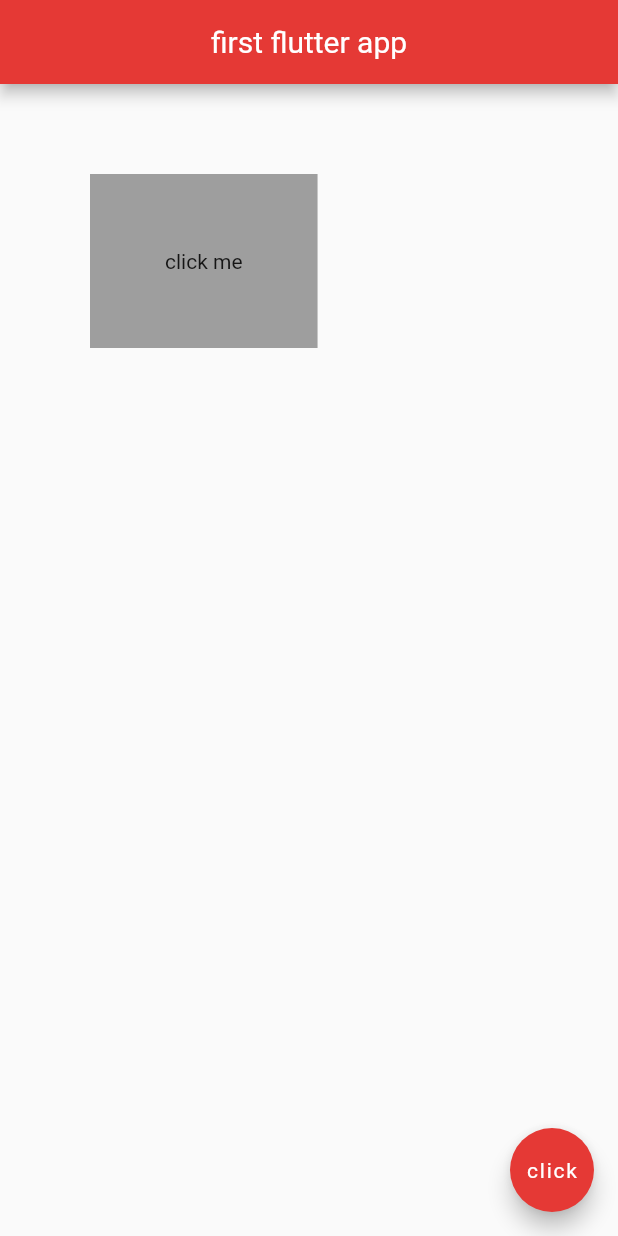
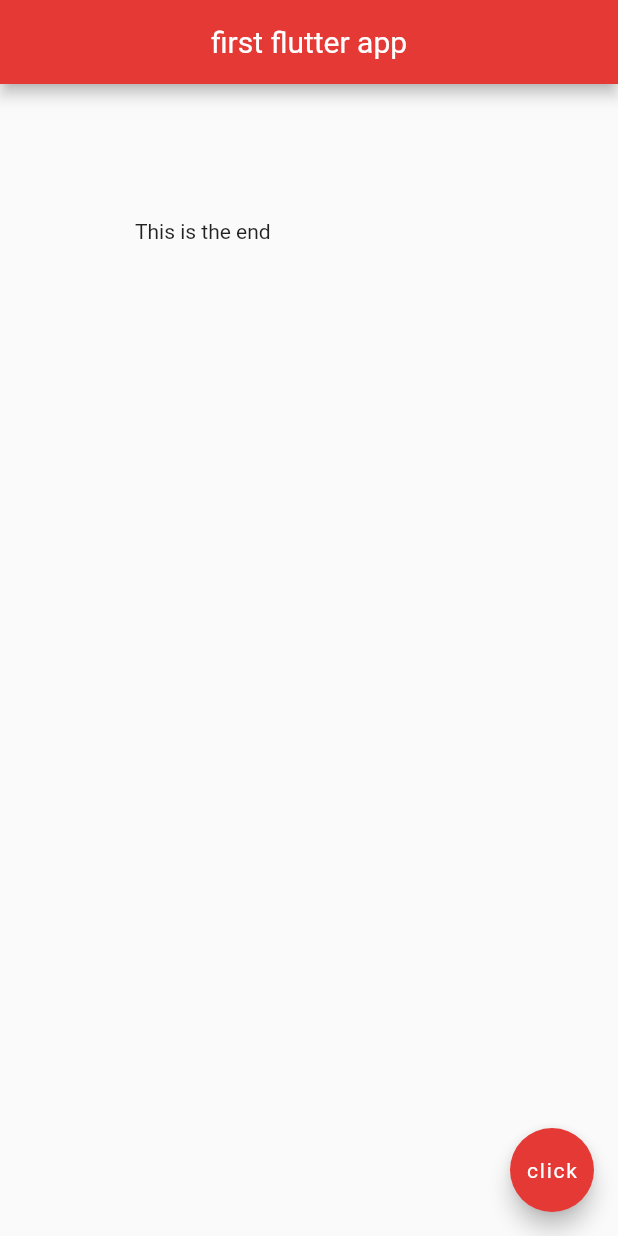
Before and after one commit to subashc069/flutter-training, a Flutter app: the screen it shows after launch, on a phone screen of 412 x 824 dp. Run offline on Flutter 3.47's test engine with Material 2 defaults, Android fonts, the phone set to English and light mode, and no system bars.

Commit message:
Padding widgit

```diff
--- a/lib/main.dart
+++ b/lib/main.dart
@@ -14,11 +14,9 @@ class Home extends StatelessWidget {
         centerTitle: true,
         backgroundColor: Colors.red[600],
       ),
-      body: Container(
-        padding: EdgeInsets.all(50.0),
-        margin: EdgeInsets.all(60.0),
-        color: Colors.grey,
-        child: Text('click me'),
+      body: Padding(
+          padding: EdgeInsets.all(90.0),
+          child: Text('This is the end'),
       ),
       floatingActionButton: FloatingActionButton(
         onPressed: () {},
```
